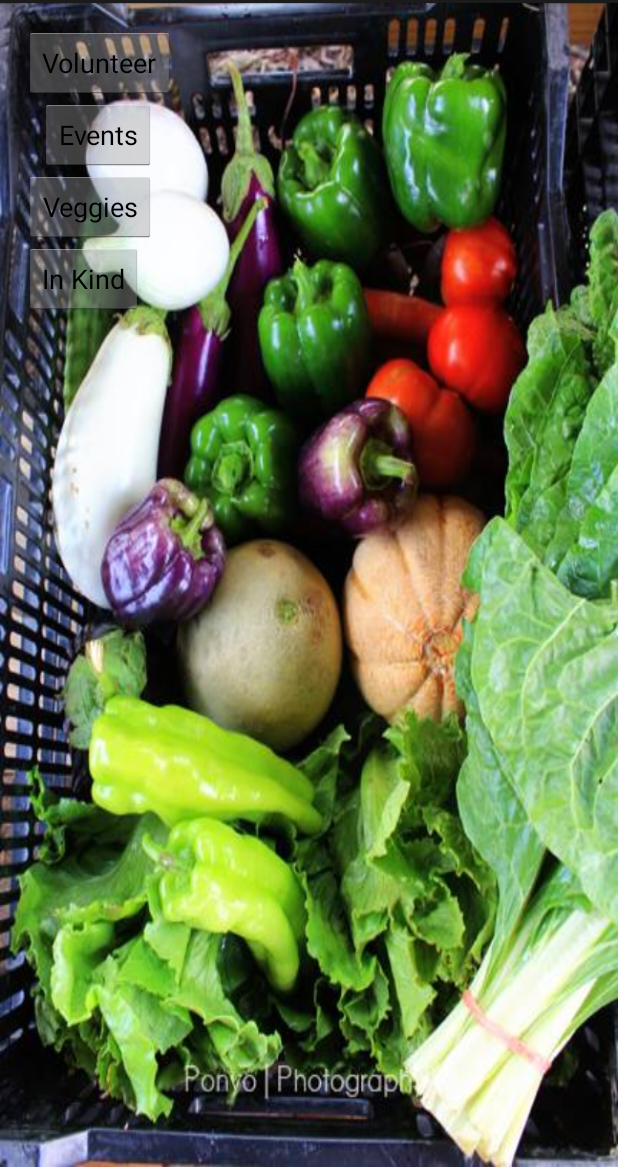
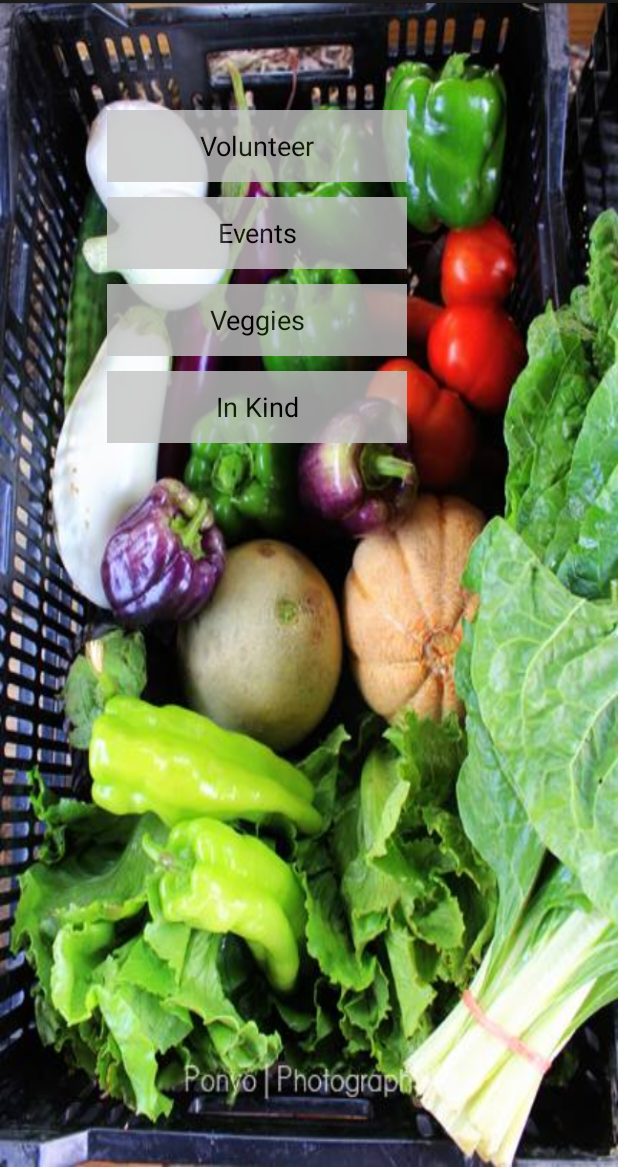
Before and after one commit to hackforwesternmass/gtcalerts, an Android app: the screen it shows after launch (MainActivity), on a phone screen of 412 x 824 dp, the part 69-1236 px from its top. Run offline under Robolectric (Android 15) with nearby library versions, the phone set to English and light mode, and no system bars.

Commit message:
fixed button layout

```diff
--- a/android/GTCAlerts/app/src/main/res/layout/activity_main.xml
+++ b/android/GTCAlerts/app/src/main/res/layout/activity_main.xml
@@ -1,47 +1,73 @@
 <RelativeLayout xmlns:android="http://schemas.android.com/apk/res/android"
-    xmlns:tools="http://schemas.android.com/tools" android:layout_width="match_parent"
-    android:layout_height="match_parent" android:paddingLeft="@dimen/activity_horizontal_margin"
+    xmlns:tools="http://schemas.android.com/tools"
+    android:layout_width="match_parent"
+    android:layout_height="match_parent"
+    android:paddingLeft="@dimen/activity_horizontal_margin"
     android:paddingRight="@dimen/activity_horizontal_margin"
     android:paddingTop="@dimen/activity_vertical_margin"
     android:paddingBottom="@dimen/activity_vertical_margin"
+    android:layout_centerHorizontal="true"
     android:background="@drawable/backround" tools:context=".MainActivity">
 
-
-
-
     <Button
+        android:layout_marginTop="55dp"
+        android:layout_marginLeft="55dp"
         android:layout_width="wrap_content"
         android:layout_height="wrap_content"
+        android:layout_centerInParent="true"
+        android:layout_alignParentTop="true"
         android:text="Volunteer"
         android:id="@+id/button_volunteer"
         android:layout_alignParentLeft="true"
-        android:layout_alignParentStart="true" />
+        android:layout_alignParentStart="true"
+        android:background="#ffc4c4c4"
+        android:minWidth="200dp"
+        android:alpha=".80"
+         />
 
     <Button
+        android:layout_marginTop="10dp"
+        android:layout_marginLeft="55dp"
         android:layout_width="wrap_content"
         android:layout_height="wrap_content"
+        android:layout_centerInParent="true"
         android:text="Events"
         android:id="@+id/button_events"
         android:layout_below="@+id/button_volunteer"
         android:layout_alignRight="@+id/button_veggies"
-        android:layout_alignEnd="@+id/button_veggies" />
+        android:layout_alignEnd="@+id/button_veggies"
+        android:background="#ffc4c4c4"
+        android:minWidth="200dp"
+        android:alpha=".80" />
 
     <Button
+        android:layout_marginLeft="55dp"
+        android:layout_marginTop="10dp"
         android:layout_width="wrap_content"
         android:layout_height="wrap_content"
+        android:layout_centerInParent="true"
         android:text="In Kind"
         android:id="@+id/button_kind"
         android:layout_below="@+id/button_veggies"
         android:layout_alignParentLeft="true"
-        android:layout_alignParentStart="true" />
+        android:layout_alignParentStart="true"
+        android:background="#ffc4c4c4"
+        android:minWidth="200dp"
+        android:alpha=".80" />
 
     <Button
+        android:layout_marginLeft="55dp"
+        android:layout_marginTop="10dp"
         android:layout_width="wrap_content"
         android:layout_height="wrap_content"
+        android:layout_centerInParent="true"
         android:text="Veggies"
         android:id="@+id/button_veggies"
         android:layout_below="@+id/button_events"
         android:layout_alignParentLeft="true"
-        android:layout_alignParentStart="true" />
+        android:layout_alignParentStart="true"
+        android:background="#ffc4c4c4"
+        android:minWidth="200dp"
+        android:alpha=".80" />
 
 </RelativeLayout>
```
